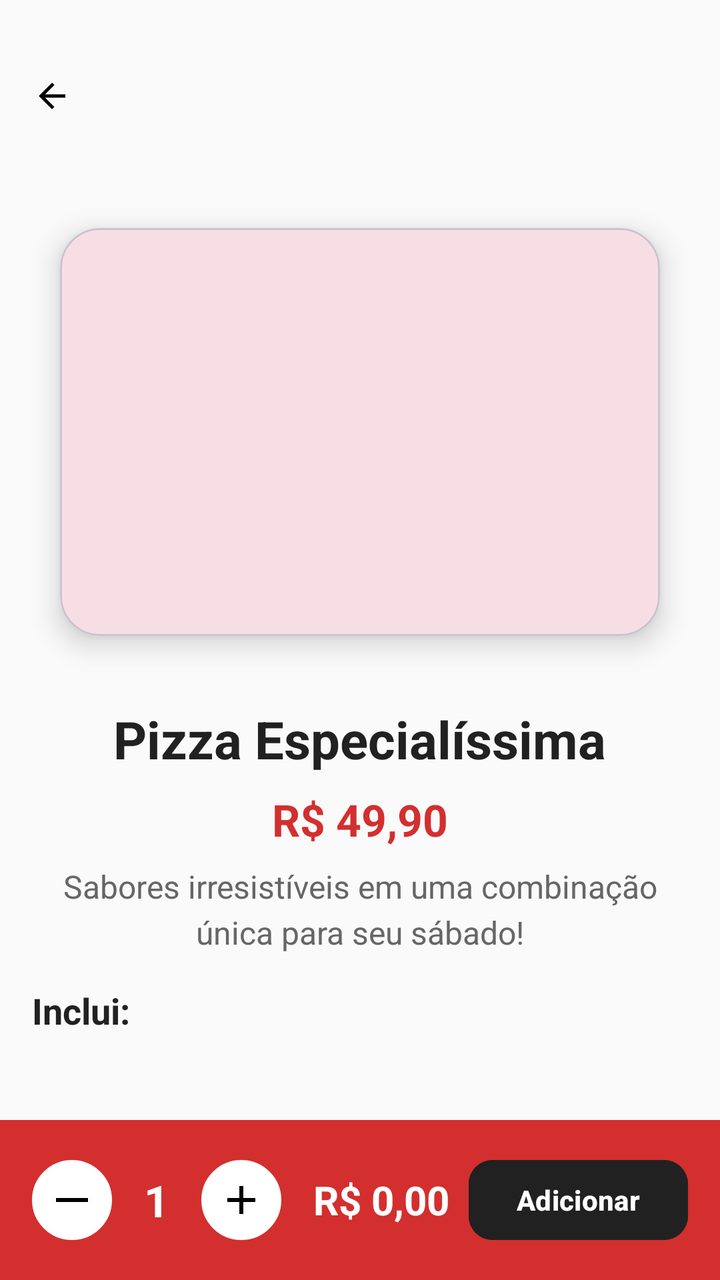
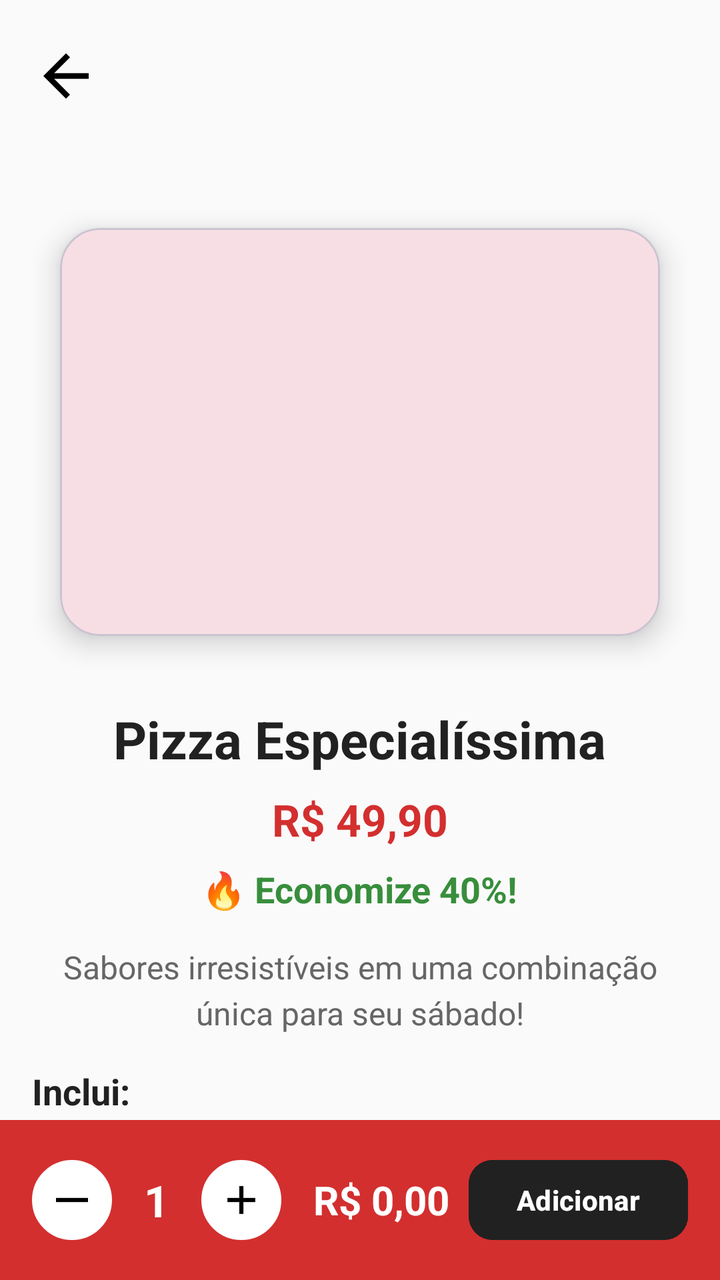

Before-and-after screenshots of an Android layout around one commit, followed by the original layout XML and the change that was made.
<!-- AndroidManifest.xml: application theme Theme.Apkstelladitalia20 -->
<!-- res/layout/activity_detalhes_promocao.xml -->
<androidx.coordinatorlayout.widget.CoordinatorLayout
    xmlns:android="http://schemas.android.com/apk/res/android"
    xmlns:app="http://schemas.android.com/apk/res-auto"
    xmlns:tools="http://schemas.android.com/tools"
    android:layout_width="match_parent"
    android:layout_height="match_parent"
    android:background="#FAFAFA"
    tools:context=".activity.DetalhesPromocaoActivity">

    

    <include
        android:id="@+id/includeToolbar"
        layout="@layout/toolbar_layout"
        android:layout_marginTop="30dp"
        android:layout_width="match_parent"
        android:layout_height="wrap_content" />



    <ScrollView
        android:layout_width="match_parent"
        android:layout_height="match_parent"
        android:layout_marginTop="64dp"
        android:fillViewport="true">

        <LinearLayout
            android:layout_width="match_parent"
            android:layout_height="wrap_content"
            android:orientation="vertical"
            android:padding="16dp"
            android:gravity="center_horizontal">

            
            <com.google.android.material.card.MaterialCardView
                android:layout_width="match_parent"
                android:layout_height="240dp"
                app:cardCornerRadius="20dp"
                app:cardElevation="8dp"
                app:cardUseCompatPadding="true"
                android:layout_marginTop="16dp"
                android:layout_marginBottom="16dp">

                <ImageView
                    android:id="@+id/imagemProduto"
                    android:layout_width="match_parent"
                    android:layout_height="match_parent"
                    android:scaleType="centerCrop"
                    android:contentDescription="Imagem da Promoção" />
            </com.google.android.material.card.MaterialCardView>

            
            <TextView
                android:id="@+id/nomeProduto"
                android:layout_width="wrap_content"
                android:layout_height="wrap_content"
                android:text="Pizza Especialíssima"
                android:textSize="26sp"
                android:textColor="#212121"
                android:textStyle="bold"
                android:gravity="center"
                android:layout_marginBottom="8dp" />

            
            <TextView
                android:id="@+id/precoProduto"
                android:layout_width="wrap_content"
                android:layout_height="wrap_content"
                android:text="R$ 49,90"
                android:textSize="22sp"
                android:textStyle="bold"
                android:textColor="#D32F2F"
                android:gravity="center"
                android:layout_marginBottom="8dp" />

            
            <TextView
                android:id="@+id/descricaoProduto"
                android:layout_width="match_parent"
                android:layout_height="wrap_content"
                android:text="Sabores irresistíveis em uma combinação única para seu sábado!"
                android:textSize="16sp"
                android:textColor="#666666"
                android:gravity="center"
                android:layout_marginBottom="16dp"
                android:lineSpacingExtra="4dp" />

            
            <TextView
                android:layout_width="match_parent"
                android:layout_height="wrap_content"
                android:text="Inclui:"
                android:textSize="18sp"
                android:textStyle="bold"
                android:textColor="#212121"
                android:layout_marginBottom="8dp" />

            <androidx.recyclerview.widget.RecyclerView
                android:id="@+id/recyclerAdicionais"
                android:layout_width="match_parent"
                android:layout_height="wrap_content"
                tools:listitem="@layout/item_adicional" />
        </LinearLayout>
    </ScrollView>

    
    <LinearLayout
        android:layout_width="match_parent"
        android:layout_height="wrap_content"
        android:layout_gravity="bottom"
        android:gravity="center_vertical"
        android:orientation="horizontal"
        android:padding="16dp"
        android:background="#D32F2F">

        <ImageButton
            android:id="@+id/btnRemover"
            android:layout_width="40dp"
            android:layout_height="40dp"
            android:backgroundTint="@android:color/white"
            android:background="@drawable/bg_circle_white"
            android:src="@drawable/ic_remove"
            android:contentDescription="Remover item" />

        <TextView
            android:id="@+id/quantidadeProduto"
            android:layout_width="wrap_content"
            android:layout_height="wrap_content"
            android:text="1"
            android:textSize="22sp"
            android:textStyle="bold"
            android:textColor="#FFFFFF"
            android:paddingHorizontal="16dp" />

        <ImageButton
            android:id="@+id/btnAdicionar"
            android:layout_width="40dp"
            android:layout_height="40dp"
            android:backgroundTint="@android:color/white"
            android:background="@drawable/bg_circle_white"
            android:src="@drawable/ic_add"
            android:contentDescription="Adicionar item" />

        <TextView
            android:id="@+id/precoTotal"
            android:layout_width="wrap_content"
            android:layout_height="wrap_content"
            android:text="R$ 0,00"
            android:textSize="20sp"
            android:textStyle="bold"
            android:textColor="#FFFFFF"
            android:layout_marginStart="16dp"
            android:layout_weight="1" />

        <Button
            android:id="@+id/btnConfirmarPedido"
            android:layout_width="wrap_content"
            android:layout_height="wrap_content"
            android:text="Adicionar"
            android:textStyle="bold"
            android:textColor="@android:color/white"
            android:backgroundTint="#212121"
            app:cornerRadius="12dp" />
    </LinearLayout>

</androidx.coordinatorlayout.widget.CoordinatorLayout>
<!-- res/layout/toolbar_layout.xml (included above) -->
<?xml version="1.0" encoding="utf-8"?>
<androidx.constraintlayout.widget.ConstraintLayout
    xmlns:android="http://schemas.android.com/apk/res/android"
    xmlns:app="http://schemas.android.com/apk/res-auto"
    android:layout_width="match_parent"
    android:layout_height="?attr/actionBarSize"
    android:background="@android:color/transparent"
    android:paddingStart="8dp"
    android:paddingEnd="8dp">

    <ImageView
        android:id="@+id/btnVoltar"
        android:layout_width="36dp"
        android:layout_height="36dp"
        android:padding="8dp"
        android:src="@drawable/ic_arrow_back"
        android:contentDescription="Voltar"
        android:clickable="true"
        android:focusable="true"
        android:background="?attr/selectableItemBackgroundBorderless"
        app:layout_constraintBottom_toBottomOf="parent"
        app:layout_constraintTop_toTopOf="parent"
        app:layout_constraintStart_toStartOf="parent"
        app:tint="@android:color/black" />


    <TextView
        android:id="@+id/toolbarTitle"
        android:layout_width="wrap_content"
        android:layout_height="wrap_content"

        android:textSize="20sp"
        android:textStyle="bold"
        app:layout_constraintBottom_toBottomOf="parent"
        app:layout_constraintEnd_toEndOf="parent"
        app:layout_constraintHorizontal_bias="0.0"
        app:layout_constraintStart_toEndOf="@id/btnVoltar"
        app:layout_constraintTop_toTopOf="parent"
        app:layout_constraintVertical_bias="0.513" />
</androidx.constraintlayout.widget.ConstraintLayout>
<!-- res/layout/item_adicional.xml (included above) -->
<?xml version="1.0" encoding="utf-8"?>
<LinearLayout xmlns:android="http://schemas.android.com/apk/res/android"
    android:layout_width="match_parent"
    android:layout_height="wrap_content"
    android:orientation="horizontal"
    android:padding="16dp"
    android:background="@drawable/bg_card_gourmet"
    android:gravity="center_vertical">

    
    <ImageView
        android:id="@+id/imgAdicional"
        android:layout_width="60dp"
        android:layout_height="60dp"
        android:scaleType="centerCrop"
        android:background="@drawable/bg_categoria_circle"
        android:src="@drawable/ic_bebidas" />

    
    <TextView
        android:id="@+id/txtNomeAdicional"
        android:layout_width="0dp"
        android:layout_height="wrap_content"
        android:layout_weight="1"
        android:paddingStart="12dp"
        android:text="Refrigerante 350ml"
        android:textSize="16sp"
        android:textColor="@android:color/black"
        android:fontFamily="@font/poppins_medium" />

    
    <TextView
        android:id="@+id/txtPrecoAdicional"
        android:layout_width="wrap_content"
        android:layout_height="wrap_content"
        android:text="R$ 4,99"
        android:textSize="14sp"
        android:textColor="@color/colorPrimary"
        android:fontFamily="@font/poppins_medium" />

</LinearLayout>
<!-- resources referenced by this layout -->
<resources>
  <color name="colorPrimary">#C62828</color>
  <!-- drawable bg_card_gourmet (drawable) -->
  <shape xmlns:android="http://schemas.android.com/apk/res/android"
      android:shape="rectangle">
      <solid android:color="#FFFFFF"/>
      <corners android:radius="20dp"/>
      <stroke android:width="1dp" android:color="#E0E0E0"/>
  </shape>
  <!-- drawable bg_categoria_circle (drawable) -->
  <?xml version="1.0" encoding="utf-8"?>
  <shape xmlns:android="http://schemas.android.com/apk/res/android"
      android:shape="oval">
      <solid android:color="#FFF5E9" />
      <size
          android:width="72dp"
          android:height="72dp" />
  </shape>
  <!-- drawable bg_circle_white (drawable) -->
  <shape xmlns:android="http://schemas.android.com/apk/res/android"
      android:shape="oval">
  
      <solid android:color="@android:color/white" />
  
      <size
          android:width="40dp"
          android:height="40dp" />
  
      <stroke
          android:width="1dp"
          android:color="#DDDDDD" />
  </shape>
  <!-- drawable ic_add (drawable) -->
  <vector xmlns:android="http://schemas.android.com/apk/res/android" android:height="24dp" android:tint="#000000" android:viewportHeight="24" android:viewportWidth="24" android:width="24dp">
        
      <path android:fillColor="@android:color/white" android:pathData="M19,13h-6v6h-2v-6H5v-2h6V5h2v6h6v2z"/>
      
  </vector>
  <!-- drawable ic_arrow_back (drawable) -->
  <vector xmlns:android="http://schemas.android.com/apk/res/android" android:autoMirrored="true" android:height="24dp" android:tint="#000000" android:viewportHeight="24" android:viewportWidth="24" android:width="24dp">
        
      <path android:fillColor="@android:color/white" android:pathData="M20,11H7.83l5.59,-5.59L12,4l-8,8 8,8 1.41,-1.41L7.83,13H20v-2z"/>
      
  </vector>
  <!-- drawable ic_bebidas (drawable) -->
  <vector xmlns:android="http://schemas.android.com/apk/res/android"
      android:width="24dp" android:height="24dp"
      android:viewportWidth="24" android:viewportHeight="24">
      <path
          android:fillColor="#B00020"
          android:pathData="M8,2v2h8v-2h-8zm1,4l1,14h4l1-14h-6zm2,2h2v10h-2v-10z" />
  </vector>
  <!-- drawable ic_remove (drawable) -->
  <vector xmlns:android="http://schemas.android.com/apk/res/android" android:height="24dp" android:tint="#000000" android:viewportHeight="24" android:viewportWidth="24" android:width="24dp">
        
      <path android:fillColor="@android:color/white" android:fillType="evenOdd" android:pathData="M4,11h16v2h-16z"/>
      
  </vector>
  <style name="Theme.Apkstelladitalia20" parent="Theme.Material3.DayNight.NoActionBar">
          <item name="colorPrimary">@color/colorPrimary</item>
          <item name="colorPrimaryVariant">@color/colorPrimaryDark</item>
          <item name="colorOnPrimary">@android:color/white</item>
          <item name="android:statusBarColor">@color/colorPrimaryDark</item>
          <item name="android:navigationBarColor">@color/colorPrimary</item>
      </style>
  <color name="colorPrimaryDark">#8E0000</color>
</resources>

<!-- the commit's change to res/layout/activity_detalhes_promocao.xml (unified diff, before → after) -->
@@ -12,8 +12,7 @@
     <include
         android:id="@+id/includeToolbar"
         layout="@layout/toolbar_layout"
-        android:layout_marginTop="30dp"
-        android:layout_width="match_parent"
+           android:layout_width="match_parent"
         android:layout_height="wrap_content" />
 
 
@@ -73,6 +72,16 @@
                 android:gravity="center"
                 android:layout_marginBottom="8dp" />
 
+            <TextView
+                android:id="@+id/txtDescontoPromocao"
+                android:layout_width="wrap_content"
+                android:layout_height="wrap_content"
+                android:text="🔥 Economize 40%!"
+                android:textSize="18sp"
+                android:textStyle="bold"
+                android:textColor="#388E3C"
+                android:gravity="center"
+                android:layout_marginBottom="16dp" />
             
             <TextView
                 android:id="@+id/descricaoProduto"
@@ -94,6 +103,7 @@
                 android:textStyle="bold"
                 android:textColor="#212121"
                 android:layout_marginBottom="8dp" />
+
 
             <androidx.recyclerview.widget.RecyclerView
                 android:id="@+id/recyclerAdicionais"
@@ -177,13 +187,15 @@
 
     <ImageView
         android:id="@+id/btnVoltar"
-        android:layout_width="36dp"
-        android:layout_height="36dp"
+        android:layout_width="50dp"
+        android:layout_height="50dp"
+        android:layout_marginTop="13dp"
         android:padding="8dp"
         android:src="@drawable/ic_arrow_back"
         android:contentDescription="Voltar"
         android:clickable="true"
         android:focusable="true"
+
         android:background="?attr/selectableItemBackgroundBorderless"
         app:layout_constraintBottom_toBottomOf="parent"
         app:layout_constraintTop_toTopOf="parent"
